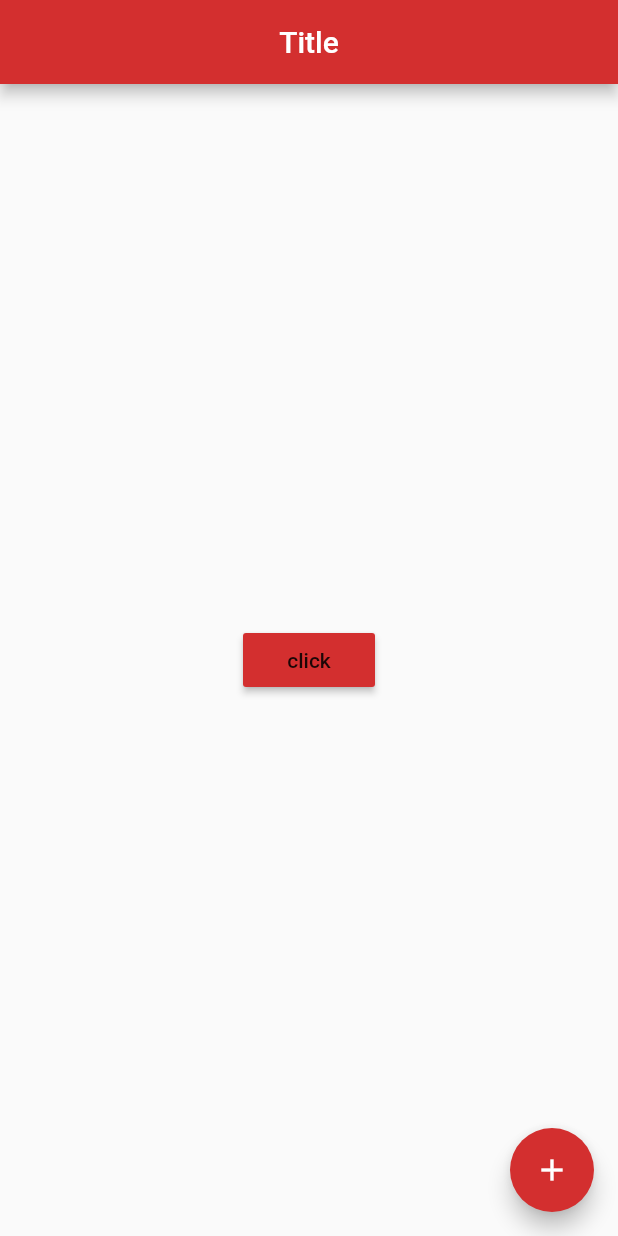
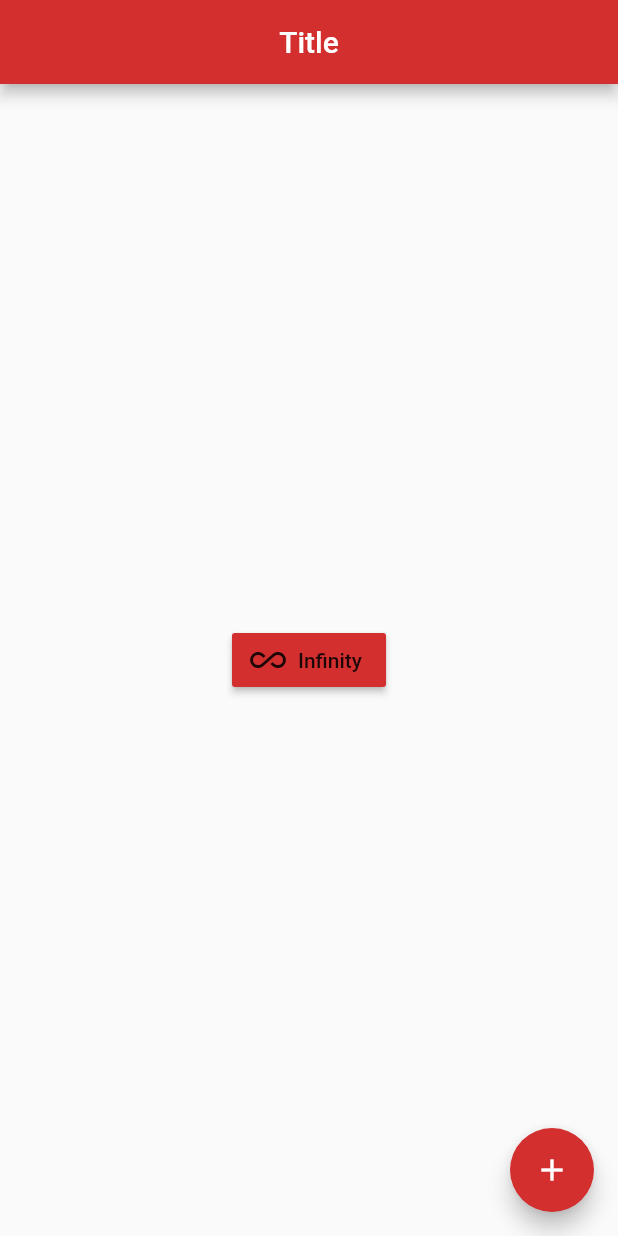
Before and after one commit to srtulon/flutter-projects, a Flutter app: the screen it shows after launch, on a phone screen of 412 x 824 dp. Run offline on Flutter 3.47's test engine with Material 2 defaults, Android fonts, the phone set to English and light mode, and no system bars.

Commit message:
Update main.dart

```diff
--- a/flutter_app/lib/main.dart
+++ b/flutter_app/lib/main.dart
@@ -17,11 +17,14 @@ class Home extends StatelessWidget {
         centerTitle: true,
       ),
       body: Center(
-        child: RaisedButton(
+        child: RaisedButton.icon(
+          icon: Icon(
+            Icons.all_inclusive_outlined
+          ),
           onPressed: (){
-            print('Clicked');
+            print('Infinity');
           },
-          child: Text("click"),
+          label: Text('Infinity'),
           color: Colors.red[700],
         )
       ),
```
